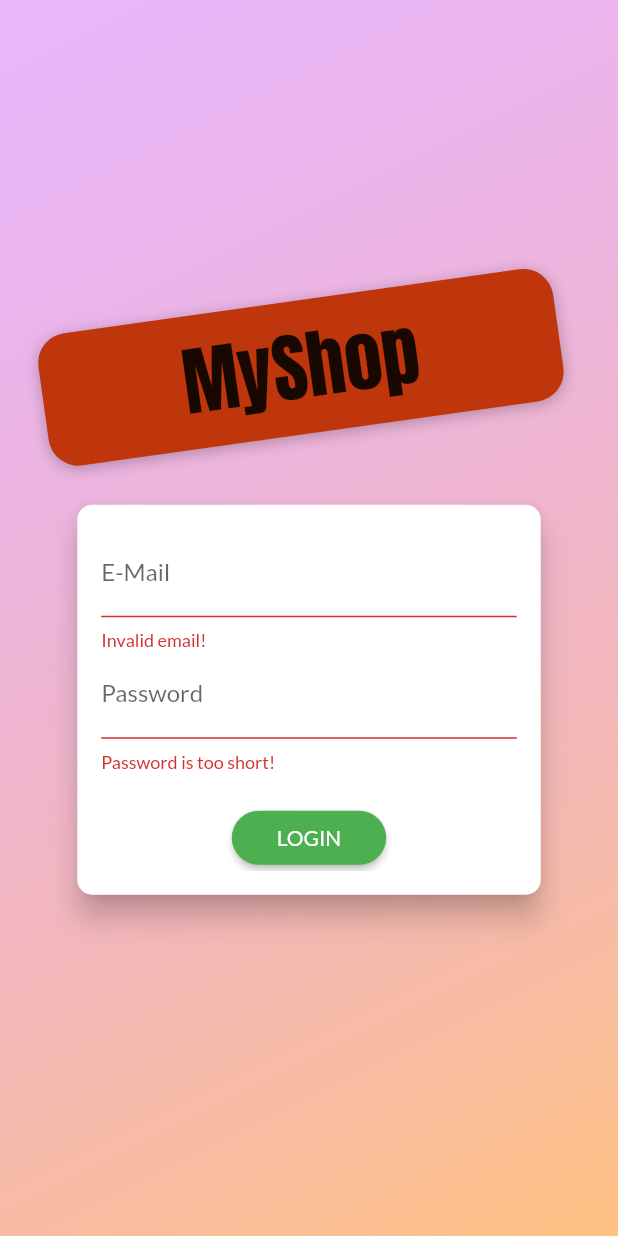
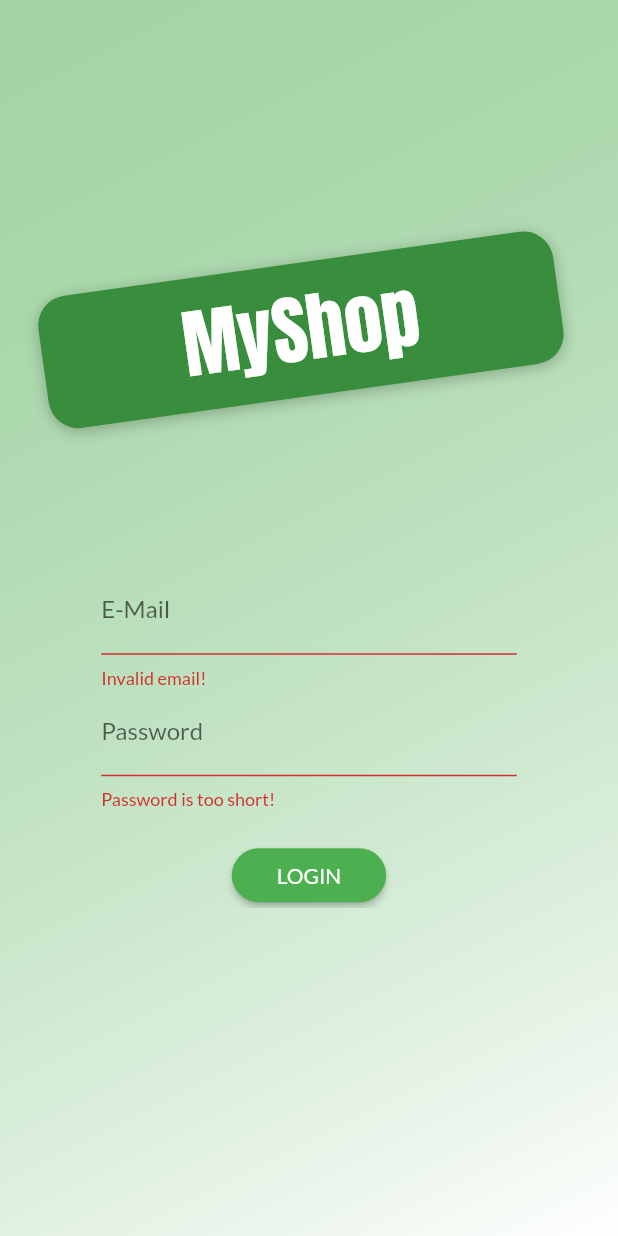
Before and after one commit to jacobia21/ShoppingApp, a Flutter app: the AuthScreen screen opened directly, after a tap on "LOGIN", on a phone screen of 412 x 824 dp. Run offline on Flutter 3.47's test engine with Material 2 defaults, Android fonts, the phone set to English and light mode, and no system bars.

Commit message:
added authentication from firebase (login/signup)

```diff
--- a/lib/screens/auth-screen.dart
+++ b/lib/screens/auth-screen.dart
@@ -1,6 +1,10 @@
 import 'dart:math';
 
 import 'package:flutter/material.dart';
+import 'package:provider/provider.dart';
+
+import '../providers/auth_provider.dart';
+import '../models/http_exceptions.dart';
 
 enum AuthMode { Signup, Login }
 
@@ -20,8 +24,8 @@ class AuthScreen extends StatelessWidget {
             decoration: BoxDecoration(
               gradient: LinearGradient(
                 colors: [
-                  Color.fromRGBO(215, 117, 255, 1).withOpacity(0.5),
-                  Color.fromRGBO(255, 188, 117, 1).withOpacity(0.9),
+                  Theme.of(context).primaryColor.withOpacity(0.5),
+                  Theme.of(context).accentColor.withOpacity(0.9),
                 ],
                 begin: Alignment.topLeft,
                 end: Alignment.bottomRight,
@@ -40,14 +44,15 @@ class AuthScreen extends StatelessWidget {
                   Flexible(
                     child: Container(
                       margin: EdgeInsets.only(bottom: 20.0),
-                      padding:
-                          EdgeInsets.symmetric(vertical: 8.0, horizontal: 94.0),
-                      transform: Matrix4.rotationZ(-8 * pi / 180)
-                        ..translate(-10.0),
+                      padding: EdgeInsets.symmetric(
+                        vertical: 8.0,
+                        horizontal: 94.0,
+                      ),
+                      transform: Matrix4.rotationZ(-8 * pi / 180)..translate(-10.0),
                       // ..translate(-10.0),
                       decoration: BoxDecoration(
                         borderRadius: BorderRadius.circular(20),
-                        color: Colors.deepOrange.shade900,
+                        color: Colors.green.shade700,
                         boxShadow: [
                           BoxShadow(
                             blurRadius: 8,
@@ -59,7 +64,7 @@ class AuthScreen extends StatelessWidget {
                       child: Text(
                         'MyShop',
                         style: TextStyle(
-                          color: Theme.of(context).accentTextTheme.title.color,
+                          color: Theme.of(context).accentColor,
                           fontSize: 50,
                           fontFamily: 'Anton',
                           fontWeight: FontWeight.normal,
@@ -100,7 +105,22 @@ class _AuthCardState extends State<AuthCard> {
   var _isLoading = false;
   final _passwordController = TextEditingController();
 
-  void _submit() {
+  void _showErrorDialog(String message) {
+    showDialog(
+        context: context,
+        builder: (ctx) => AlertDialog(
+              title: Text('An error occured'),
+              content: Text(message),
+              actions: <Widget>[
+                FlatButton(
+                  onPressed: () => Navigator.of(ctx).pop(),
+                  child: Text('Okay'),
+                ),
+              ],
+            ));
+  }
+
+  void _submit() async {
     if (!_formKey.currentState.validate()) {
       // Invalid!
       return;
@@ -109,11 +129,39 @@ class _AuthCardState extends State<AuthCard> {
     setState(() {
       _isLoading = true;
     });
-    if (_authMode == AuthMode.Login) {
-      // Log user in
-    } else {
-      // Sign user up
+    try {
+      if (_authMode == AuthMode.Login) {
+        // Log user in
+        await Provider.of<AuthProvider>(context, listen: false).login(
+          _authData['email'],
+          _authData['password'],
+        );
+      } else {
+        // Sign user up
+        await Provider.of<AuthProvider>(context, listen: false).signup(
+          _authData['email'],
+          _authData['password'],
+        );
+      }
+    } on HttpException catch (error) {
+      var errorMessage = 'Authentication failed';
+      if (error.toString().contains('EMAIL_EXISTS')) {
+        errorMessage = 'This email address is already in use.';
+      } else if (error.toString().contains('INVALID_EMAIL')) {
+        errorMessage = 'This is not a valid email address.';
+      } else if (error.toString().contains('WEAK_PASSWORD')) {
+        errorMessage = 'This is password is too weak';
+      } else if (error.toString().contains('EMAIL_NOT_FOUND')) {
+        errorMessage = 'Could not find an user with that email.';
+      } else if (error.toString().contains('INVALID_PASSWORD')) {
+        errorMessage = 'Invalid username/password';
+      }
+      _showErrorDialog(errorMessage);
+    } catch (error) {
+      const errorMessage = 'Could not authenticate. Please try again later.';
+      _showErrorDialog(errorMessage);
     }
+
     setState(() {
       _isLoading = false;
     });
@@ -135,16 +183,18 @@ class _AuthCardState extends State<AuthCard> {
   Widget build(BuildContext context) {
     final deviceSize = MediaQuery.of(context).size;
     return Card(
+      shadowColor: Colors.transparent,
+      color: Colors.transparent,
       shape: RoundedRectangleBorder(
         borderRadius: BorderRadius.circular(10.0),
       ),
       elevation: 8.0,
       child: Container(
         height: _authMode == AuthMode.Signup ? 320 : 260,
-        constraints:
-            BoxConstraints(minHeight: _authMode == AuthMode.Signup ? 320 : 260),
+        constraints: BoxConstraints(minHeight: _authMode == AuthMode.Signup ? 320 : 260),
         width: deviceSize.width * 0.75,
         padding: EdgeInsets.all(16.0),
+        margin: EdgeInsets.only(top: 50),
         child: Form(
           key: _formKey,
           child: SingleChildScrollView(
@@ -195,20 +245,17 @@ class _AuthCardState extends State<AuthCard> {
                   CircularProgressIndicator()
                 else
                   RaisedButton(
-                    child:
-                        Text(_authMode == AuthMode.Login ? 'LOGIN' : 'SIGN UP'),
+                    child: Text(_authMode == AuthMode.Login ? 'LOGIN' : 'SIGN UP'),
                     onPressed: _submit,
                     shape: RoundedRectangleBorder(
                       borderRadius: BorderRadius.circular(30),
                     ),
-                    padding:
-                        EdgeInsets.symmetric(horizontal: 30.0, vertical: 8.0),
+                    padding: EdgeInsets.symmetric(horizontal: 30.0, vertical: 8.0),
                     color: Theme.of(context).primaryColor,
                     textColor: Theme.of(context).primaryTextTheme.button.color,
                   ),
                 FlatButton(
-                  child: Text(
-                      '${_authMode == AuthMode.Login ? 'SIGNUP' : 'LOGIN'} INSTEAD'),
+                  child: Text('${_authMode == AuthMode.Login ? 'SIGNUP' : 'LOGIN'}'),
                   onPressed: _switchAuthMode,
                   padding: EdgeInsets.symmetric(horizontal: 30.0, vertical: 4),
                   materialTapTargetSize: MaterialTapTargetSize.shrinkWrap,
```
Also changed, not shown: lib/main.dart (+6 -1 lines), lib/providers/auth_provider.dart (added, +40 -0 lines).
